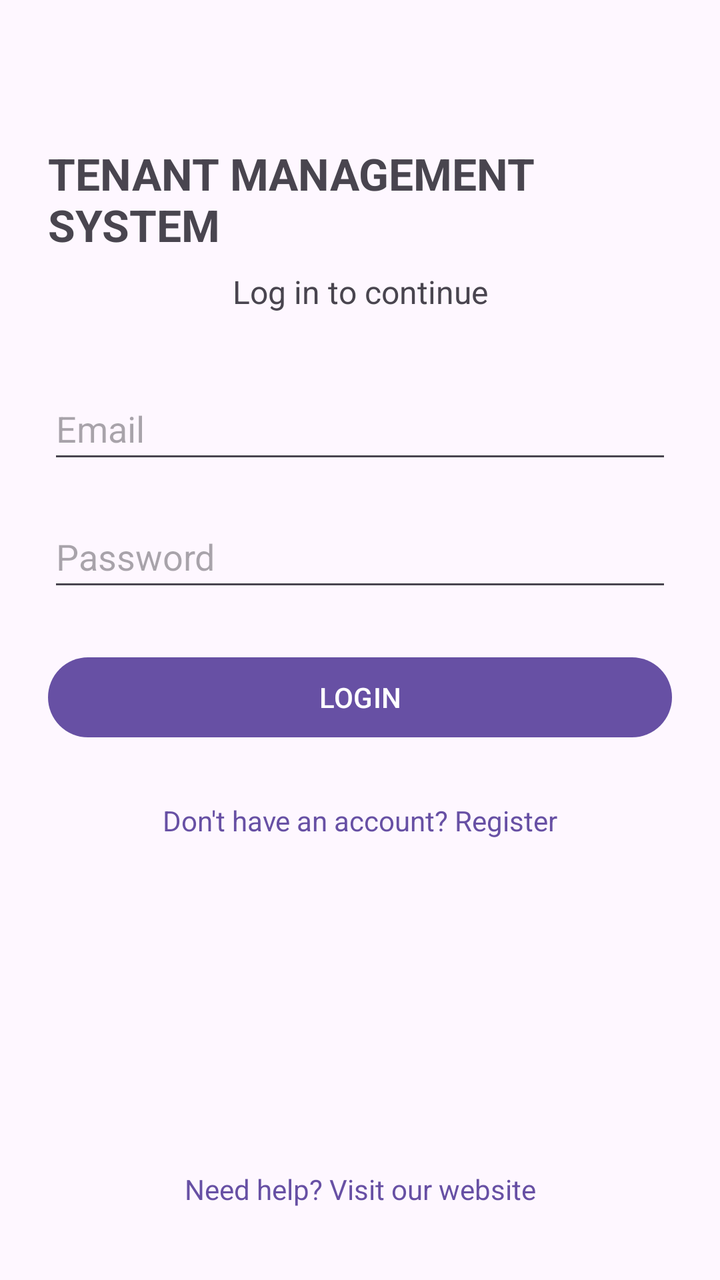
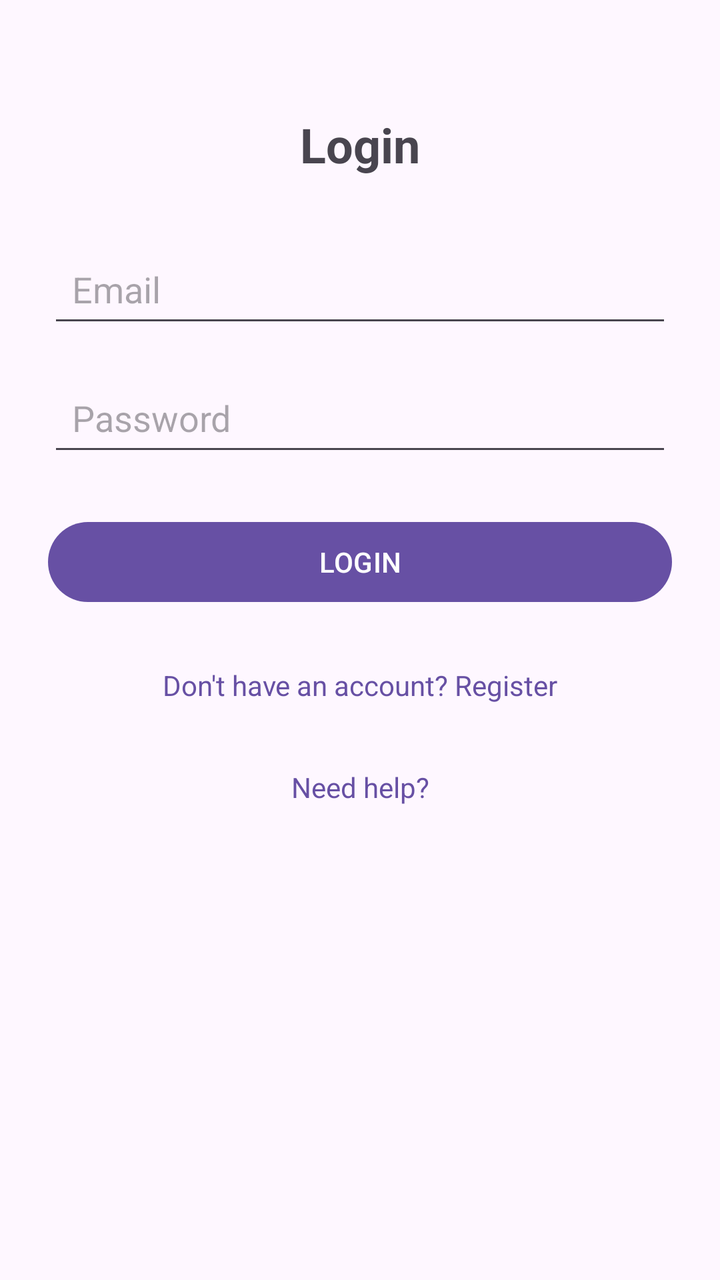

Screens rendered from an Android XML layout before and after an edit, with the pre-edit source and the edit as a unified diff.
<!-- AndroidManifest.xml: application theme Theme.TenantManagement -->
<!-- res/layout/activity_loginactivity.xml -->
<?xml version="1.0" encoding="utf-8"?>
<androidx.constraintlayout.widget.ConstraintLayout
    xmlns:android="http://schemas.android.com/apk/res/android"
    xmlns:app="http://schemas.android.com/apk/res-auto"
    xmlns:tools="http://schemas.android.com/tools"
    android:id="@+id/main"
    android:layout_width="match_parent"
    android:layout_height="match_parent"
    android:padding="24dp"
    tools:context=".Loginactivity">

    <TextView
        android:id="@+id/loginTitleTextView"
        android:layout_width="wrap_content"
        android:layout_height="wrap_content"
        android:text="TENANT MANAGEMENT SYSTEM"
        android:textSize="22sp"
        android:textStyle="bold"
        android:layout_marginTop="48dp"
        app:layout_constraintTop_toTopOf="parent"
        app:layout_constraintStart_toStartOf="parent"
        app:layout_constraintEnd_toEndOf="parent" />

    <TextView
        android:id="@+id/loginSubtitleTextView"
        android:layout_width="wrap_content"
        android:layout_height="wrap_content"
        android:text="Log in to continue"
        android:textSize="16sp"
        android:layout_marginTop="8dp"
        app:layout_constraintTop_toBottomOf="@id/loginTitleTextView"
        app:layout_constraintStart_toStartOf="parent"
        app:layout_constraintEnd_toEndOf="parent" />

    <EditText
        android:id="@+id/emailEditText"
        android:layout_width="0dp"
        android:layout_height="wrap_content"
        android:hint="Email"
        android:inputType="textEmailAddress"
        android:minHeight="48dp"
        android:layout_marginTop="32dp"
        app:layout_constraintTop_toBottomOf="@id/loginSubtitleTextView"
        app:layout_constraintStart_toStartOf="parent"
        app:layout_constraintEnd_toEndOf="parent" />

    <EditText
        android:id="@+id/passwordEditText"
        android:layout_width="0dp"
        android:layout_height="wrap_content"
        android:hint="Password"
        android:inputType="textPassword"
        android:minHeight="48dp"
        android:layout_marginTop="16dp"
        app:layout_constraintTop_toBottomOf="@id/emailEditText"
        app:layout_constraintStart_toStartOf="parent"
        app:layout_constraintEnd_toEndOf="parent" />

    <Button
        android:id="@+id/loginButton"
        android:layout_width="0dp"
        android:layout_height="wrap_content"
        android:text="LOGIN"
        android:layout_marginTop="24dp"
        app:layout_constraintTop_toBottomOf="@id/passwordEditText"
        app:layout_constraintStart_toStartOf="parent"
        app:layout_constraintEnd_toEndOf="parent" />

    <TextView
        android:id="@+id/registerTextView"
        android:layout_width="wrap_content"
        android:layout_height="wrap_content"
        android:text="Don't have an account? Register"
        android:textColor="?attr/colorPrimary"
        android:padding="12dp"
        android:layout_marginTop="16dp"
        app:layout_constraintTop_toBottomOf="@id/loginButton"
        app:layout_constraintStart_toStartOf="parent"
        app:layout_constraintEnd_toEndOf="parent" />

    <TextView
        android:id="@+id/helpTextView"
        android:layout_width="wrap_content"
        android:layout_height="wrap_content"
        android:text="Need help? Visit our website"
        android:textColor="?attr/colorPrimary"
        android:padding="12dp"
        app:layout_constraintBottom_toBottomOf="parent"
        app:layout_constraintStart_toStartOf="parent"
        app:layout_constraintEnd_toEndOf="parent" />

</androidx.constraintlayout.widget.ConstraintLayout>
<!-- resources referenced by this layout -->
<resources>
  <style name="Theme.TenantManagement" parent="Base.Theme.TenantManagement" />
  <style name="Base.Theme.TenantManagement" parent="Theme.Material3.DayNight.NoActionBar">
          
          
      </style>
</resources>

<!-- the commit's change to res/layout/activity_loginactivity.xml (unified diff, before → after) -->
@@ -1,6 +1,5 @@
 <?xml version="1.0" encoding="utf-8"?>
-<androidx.constraintlayout.widget.ConstraintLayout
-    xmlns:android="http://schemas.android.com/apk/res/android"
+<androidx.constraintlayout.widget.ConstraintLayout xmlns:android="http://schemas.android.com/apk/res/android"
     xmlns:app="http://schemas.android.com/apk/res-auto"
     xmlns:tools="http://schemas.android.com/tools"
     android:id="@+id/main"
@@ -13,22 +12,11 @@
         android:id="@+id/loginTitleTextView"
         android:layout_width="wrap_content"
         android:layout_height="wrap_content"
-        android:text="TENANT MANAGEMENT SYSTEM"
-        android:textSize="22sp"
+        android:text="Login"
+        android:textSize="24sp"
         android:textStyle="bold"
-        android:layout_marginTop="48dp"
+        android:layout_marginTop="32dp"
         app:layout_constraintTop_toTopOf="parent"
-        app:layout_constraintStart_toStartOf="parent"
-        app:layout_constraintEnd_toEndOf="parent" />
-
-    <TextView
-        android:id="@+id/loginSubtitleTextView"
-        android:layout_width="wrap_content"
-        android:layout_height="wrap_content"
-        android:text="Log in to continue"
-        android:textSize="16sp"
-        android:layout_marginTop="8dp"
-        app:layout_constraintTop_toBottomOf="@id/loginTitleTextView"
         app:layout_constraintStart_toStartOf="parent"
         app:layout_constraintEnd_toEndOf="parent" />
 
@@ -39,8 +27,9 @@
         android:hint="Email"
         android:inputType="textEmailAddress"
         android:minHeight="48dp"
+        android:padding="12dp"
         android:layout_marginTop="32dp"
-        app:layout_constraintTop_toBottomOf="@id/loginSubtitleTextView"
+        app:layout_constraintTop_toBottomOf="@id/loginTitleTextView"
         app:layout_constraintStart_toStartOf="parent"
         app:layout_constraintEnd_toEndOf="parent" />
 
@@ -51,6 +40,7 @@
         android:hint="Password"
         android:inputType="textPassword"
         android:minHeight="48dp"
+        android:padding="12dp"
         android:layout_marginTop="16dp"
         app:layout_constraintTop_toBottomOf="@id/emailEditText"
         app:layout_constraintStart_toStartOf="parent"
@@ -72,6 +62,7 @@
         android:layout_height="wrap_content"
         android:text="Don't have an account? Register"
         android:textColor="?attr/colorPrimary"
+        android:textSize="14sp"
         android:padding="12dp"
         android:layout_marginTop="16dp"
         app:layout_constraintTop_toBottomOf="@id/loginButton"
@@ -82,10 +73,12 @@
         android:id="@+id/helpTextView"
         android:layout_width="wrap_content"
         android:layout_height="wrap_content"
-        android:text="Need help? Visit our website"
+        android:text="Need help?"
         android:textColor="?attr/colorPrimary"
+        android:textSize="14sp"
         android:padding="12dp"
-        app:layout_constraintBottom_toBottomOf="parent"
+        android:layout_marginTop="8dp"
+        app:layout_constraintTop_toBottomOf="@id/registerTextView"
         app:layout_constraintStart_toStartOf="parent"
         app:layout_constraintEnd_toEndOf="parent" />
 
